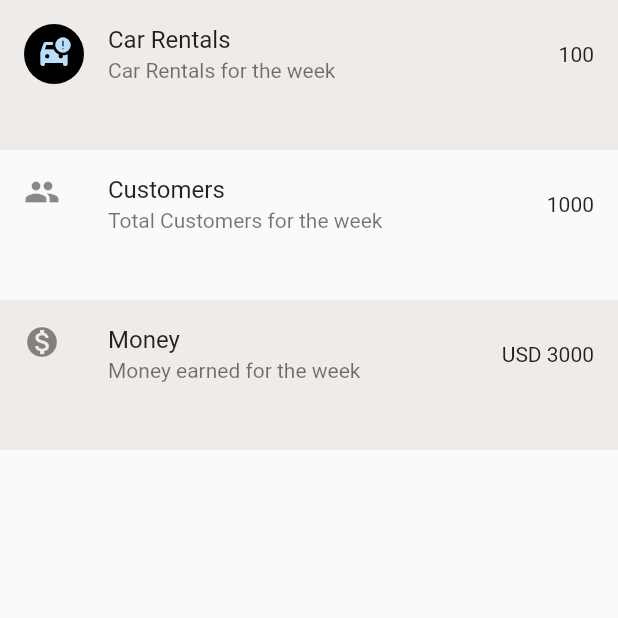
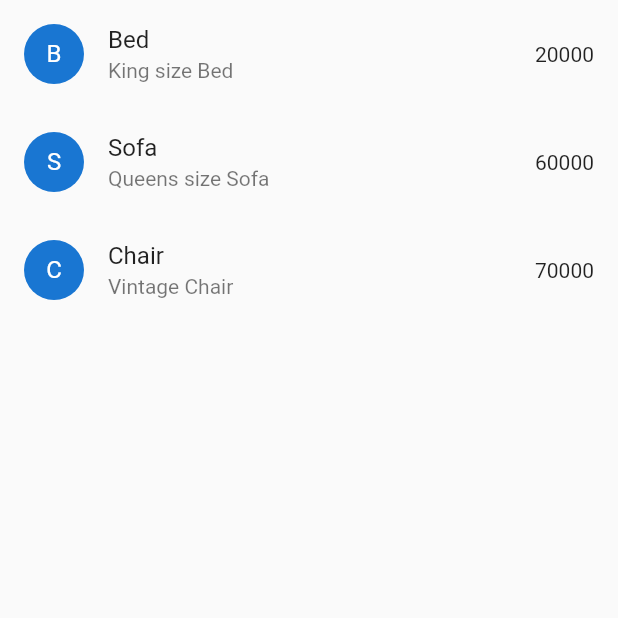
Before and after one commit to kevinchege47/Flutter-Project, a Flutter app: the screen it shows after launch, on a phone screen of 412 x 824 dp, the top half of it. Run offline on Flutter 3.47's test engine with Material 2 defaults, Android fonts, the phone set to English and light mode, and no system bars; our stand-ins replace font_awesome_flutter.

```diff
--- a/lib/main.dart
+++ b/lib/main.dart
@@ -10,7 +10,7 @@ class MyApp extends StatelessWidget {
 
   @override
   Widget build(BuildContext context) {
-    return const MaterialApp(
+    return MaterialApp(
         title: 'My Flutter App',
         themeMode: ThemeMode.system,
         debugShowCheckedModeBanner: false,
--- a/lib/screens/Home.dart
+++ b/lib/screens/Home.dart
@@ -1,43 +1,27 @@
+import 'package:flutter/material.dart';
 // ignore_for_file: prefer_const_literals_to_create_immutables
-
-import 'package:flutter/material.dart';
-
 // ignore_for_file: prefer_const_constructors
 class Home extends StatelessWidget {
-  const Home({Key? key}) : super(key: key);
+  Home({Key? key}) : super(key: key);
+  List<String> products = ["Bed","Sofa","Chair"];
+  List<String> productDetails = ["King size Bed","Queens size Sofa","Vintage Chair"];
+  List<int> price = [20000,60000,70000];
 
   @override
   Widget build(BuildContext context) {
     return Scaffold(
       body: Container(
-        child: ListView(
-          itemExtent:100.0,
-          children: [
-            ListTile(
-              leading: CircleAvatar(
-                backgroundColor: Colors.black,
-                child: Icon(Icons.car_crash_rounded),
-              ),
-              title: Text("Car Rentals"),
-              subtitle: Text("Car Rentals for the week"),
-              trailing: Text("100"),
-              onTap: () {},
-              tileColor: Colors.brown.shade50,
-            ),
-            ListTile(
-              leading: Icon(Icons.people),
-              title: Text("Customers"),
-              subtitle: Text("Total Customers for the week"),
-              trailing: Text("1000"),
-            ),
-            ListTile(
-              leading: Icon(Icons.monetization_on),
-              title: Text("Money"),
-              subtitle: Text("Money earned for the week"),
-              trailing: Text("USD 3000"),
-              tileColor: Colors.brown.shade50,
-            ),
-          ],
+        child: ListView.builder(
+          itemCount: products.length,
+          itemBuilder: (context,index){
+            return ListTile(
+              leading: CircleAvatar(child: Text(products[index][0]),),
+              title: Text(products[index]),
+              subtitle: Text(productDetails[index]),
+              trailing: Text(price[index].toString()),
+            );
+          },
+
         ),
       ),
     );
```
